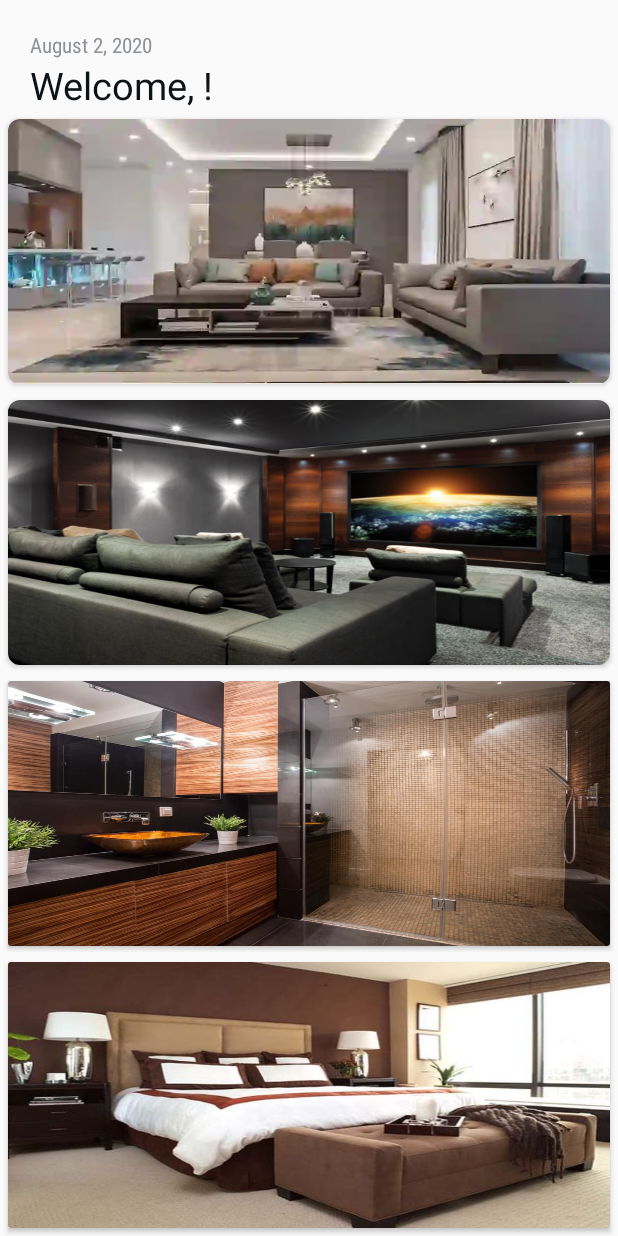
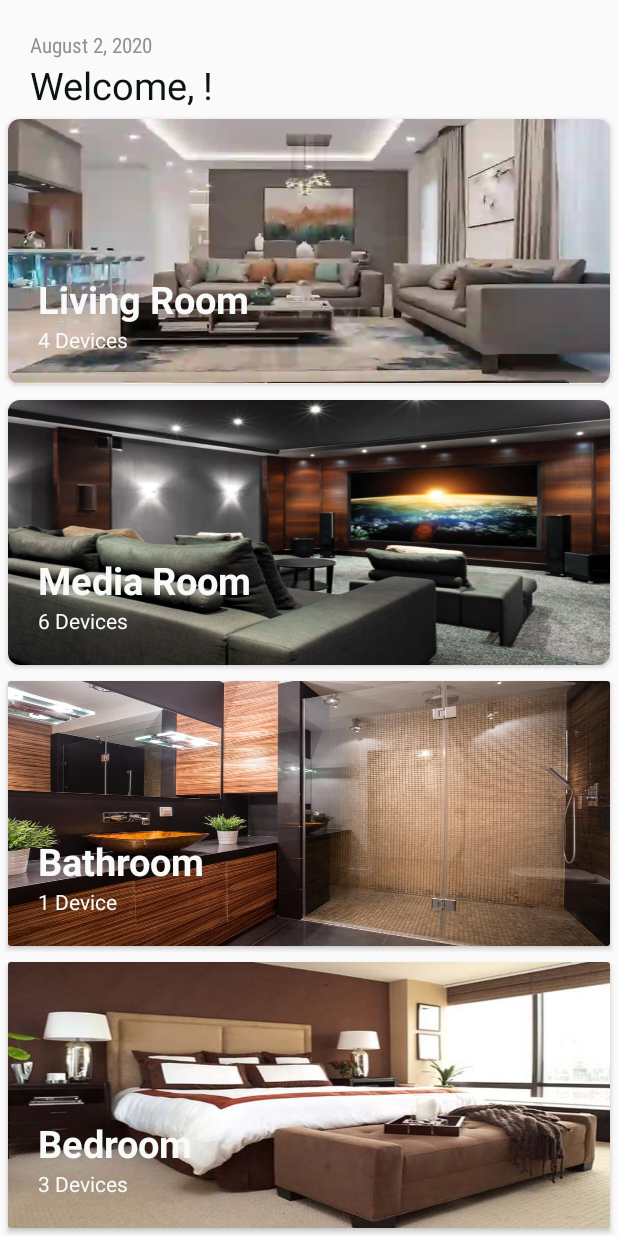
Before and after one commit to SafaTelli/smartyHome, an Android app: the HomeActivity screen opened directly, with no data from a screen before it, on a phone screen of 412 x 824 dp. Run offline under Robolectric (Android 15) with nearby library versions, the phone set to English and light mode, and no system bars; our stand-ins replace ButterKnife.

Commit message:
room names added

```diff
--- a/app/src/main/res/layout/activity_home.xml
+++ b/app/src/main/res/layout/activity_home.xml
@@ -50,6 +50,36 @@
                 android:background="@drawable/livingroom"
                 android:layout_height="match_parent">
 
+                <LinearLayout
+                    android:layout_width="wrap_content"
+                    android:orientation="vertical"
+                    android:layout_margin="@dimen/margin_top"
+                    android:layout_alignParentBottom="true"
+                    android:layout_height="wrap_content">
+
+                    <TextView
+                        android:layout_width="wrap_content"
+                        android:text="@string/text_living"
+                        android:textColor="@color/white"
+                        android:textStyle="bold"
+                        android:textSize="@dimen/medium_title"
+                        android:layout_height="wrap_content">
+
+                    </TextView>
+
+                    <TextView
+                        android:layout_width="wrap_content"
+                        android:text="@string/device_living"
+                        android:textColor="@color/white"
+
+
+                        android:layout_height="wrap_content">
+
+                    </TextView>
+
+
+                </LinearLayout>
+
             </RelativeLayout>
 
         </androidx.cardview.widget.CardView>
@@ -66,6 +96,37 @@
                 android:layout_width="match_parent"
                 android:background="@drawable/mediaroom"
                 android:layout_height="match_parent">
+
+                <LinearLayout
+                    android:layout_width="wrap_content"
+                    android:orientation="vertical"
+                    android:layout_margin="@dimen/margin_top"
+                    android:layout_alignParentBottom="true"
+                    android:layout_height="wrap_content">
+
+                    <TextView
+                        android:layout_width="wrap_content"
+                        android:text="@string/text_media"
+                        android:textColor="@color/white"
+                        android:textStyle="bold"
+                        android:textSize="@dimen/medium_title"
+                        android:layout_height="wrap_content">
+
+                    </TextView>
+
+                    <TextView
+                        android:layout_width="wrap_content"
+                        android:text="@string/device_media"
+                        android:textColor="@color/white"
+
+
+                        android:layout_height="wrap_content">
+
+                    </TextView>
+
+
+                </LinearLayout>
+
 
             </RelativeLayout>
 
@@ -84,6 +145,37 @@
                 android:background="@drawable/bathroom"
                 android:layout_height="match_parent">
 
+                <LinearLayout
+                    android:layout_width="wrap_content"
+                    android:orientation="vertical"
+                    android:layout_margin="@dimen/margin_top"
+                    android:layout_alignParentBottom="true"
+                    android:layout_height="wrap_content">
+
+                    <TextView
+                        android:layout_width="wrap_content"
+                        android:text="@string/text_bathroom"
+                        android:textColor="@color/white"
+                        android:textStyle="bold"
+                        android:textSize="@dimen/medium_title"
+                        android:layout_height="wrap_content">
+
+                    </TextView>
+
+                    <TextView
+                        android:layout_width="wrap_content"
+                        android:text="@string/device_bathroom"
+                        android:textColor="@color/white"
+
+
+                        android:layout_height="wrap_content">
+
+                    </TextView>
+
+
+                </LinearLayout>
+
+
             </RelativeLayout>
 
         </androidx.cardview.widget.CardView>
@@ -92,7 +184,6 @@
             android:layout_weight="1"
             android:layout_margin="5dp"
 
-            android:background="@drawable/livingroom"
 
             android:layout_height="0dp">
 
@@ -100,6 +191,37 @@
                 android:layout_width="match_parent"
                 android:background="@drawable/bedroom"
                 android:layout_height="match_parent">
+
+                <LinearLayout
+                    android:layout_width="wrap_content"
+                    android:orientation="vertical"
+                    android:layout_margin="@dimen/margin_top"
+                    android:layout_alignParentBottom="true"
+                    android:layout_height="wrap_content">
+
+                    <TextView
+                        android:layout_width="wrap_content"
+                        android:text="@string/text_bed"
+                        android:textColor="@color/white"
+                        android:textStyle="bold"
+                        android:textSize="@dimen/medium_title"
+                        android:layout_height="wrap_content">
+
+                    </TextView>
+
+                    <TextView
+                        android:layout_width="wrap_content"
+                        android:text="@string/device_bed"
+                        android:textColor="@color/white"
+
+
+                        android:layout_height="wrap_content">
+
+                    </TextView>
+
+
+                </LinearLayout>
+
 
             </RelativeLayout>
 
--- a/app/src/main/res/values/strings.xml
+++ b/app/src/main/res/values/strings.xml
@@ -6,6 +6,17 @@
     <string name="continue_btn">Continue</string>
     <string name="error_name">Name should not be empty</string>
 
+    <string name="text_living">Living Room</string>
+    <string name="text_bathroom">Bathroom</string>
+    <string name="text_media">Media Room</string>
+    <string name="text_bed">Bedroom</string>
+
+    <string name="device_living">4 Devices</string>
+    <string name="device_bathroom">1 Device</string>
+    <string name="device_media">6 Devices</string>
+    <string name="device_bed">3 Devices</string>
+
+
 
 
 </resources>
```
